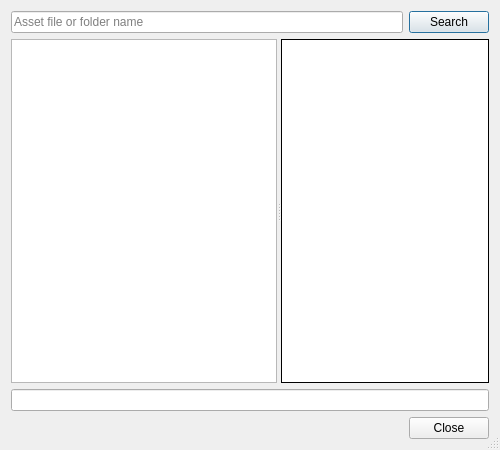
Before: the Qt Designer form starcheat/templates/ImageBrowser.ui in wizzomafizzo/starcheat, drawn with Qt 5.
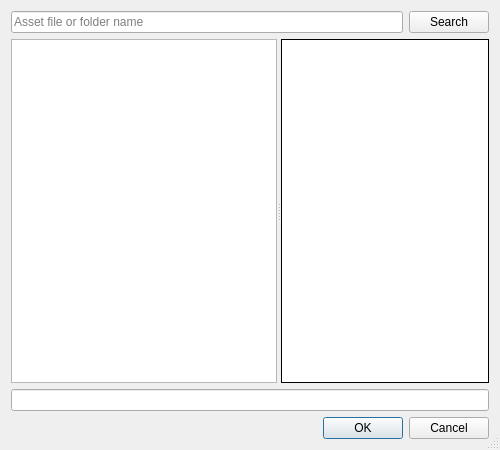
After: the same form once the commit is applied.

Commit message: Make imagebrowser work in itemedit

```diff
--- a/starcheat/templates/ImageBrowser.ui
+++ b/starcheat/templates/ImageBrowser.ui
@@ -97,7 +97,7 @@
       <enum>Qt::Horizontal</enum>
      </property>
      <property name="standardButtons">
-      <set>QDialogButtonBox::Close</set>
+      <set>QDialogButtonBox::Cancel|QDialogButtonBox::Ok</set>
      </property>
     </widget>
    </item>
```
The commit also changes 1 other file.
